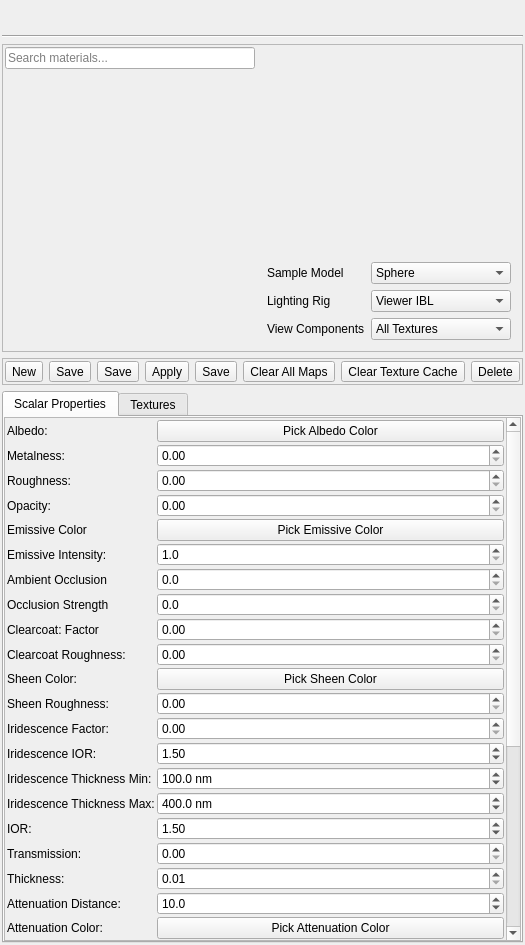
The window that ui/MaterialPropertiesPanel.ui (sharjith/ModelViewer-Qt) describes before a commit, drawn with Qt 5.
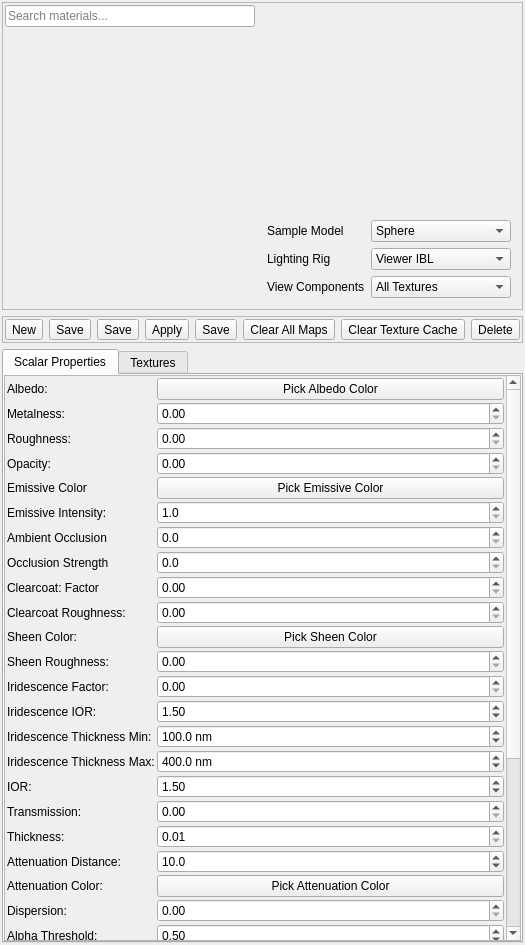
The same window after the commit. Icons and pictures are not drawn. Custom widgets are drawn as their Qt base class.

Commit message: Replace Qt-ADS with native QMdiArea + QDockWidget for documents/tool panels

```diff
--- a/ui/MaterialPropertiesPanel.ui
+++ b/ui/MaterialPropertiesPanel.ui
@@ -36,84 +36,6 @@
    <property name="bottomMargin">
     <number>2</number>
    </property>
-   <item>
-    <layout class="QHBoxLayout" name="toolbarLayout">
-     <property name="spacing">
-      <number>4</number>
-     </property>
-     <property name="leftMargin">
-      <number>2</number>
-     </property>
-     <property name="topMargin">
-      <number>2</number>
-     </property>
-     <property name="rightMargin">
-      <number>2</number>
-     </property>
-     <property name="bottomMargin">
-      <number>2</number>
-     </property>
-     <item>
-      <widget class="QToolButton" name="detachButton">
-       <property name="toolTip">
-        <string>Detach from panel</string>
-       </property>
-       <property name="icon">
-        <iconset resource="../ModelViewer.qrc">
-         <normaloff>:/icons/res/detach.png</normaloff>:/icons/res/detach.png</iconset>
-       </property>
-       <property name="iconSize">
-        <size>
-         <width>16</width>
-         <height>16</height>
-        </size>
-       </property>
-       <property name="autoRaise">
-        <bool>true</bool>
-       </property>
-      </widget>
-     </item>
-     <item>
-      <spacer name="toolbarSpacer">
-       <property name="orientation">
-        <enum>Qt::Orientation::Horizontal</enum>
-       </property>
-       <property name="sizeHint" stdset="0">
-        <size>
-         <width>40</width>
-         <height>20</height>
-        </size>
-       </property>
-      </spacer>
-     </item>
-     <item>
-      <spacer name="toolbarStretch">
-       <property name="orientation">
-        <enum>Qt::Orientation::Horizontal</enum>
-       </property>
-       <property name="sizeType">
-        <enum>QSizePolicy::Policy::Expanding</enum>
-       </property>
-       <property name="sizeHint" stdset="0">
-        <size>
-         <width>40</width>
-         <height>20</height>
-        </size>
-       </property>
-      </spacer>
-     </item>
-    </layout>
-   </item>
-   <item>
-    <widget class="QFrame" name="separator">
-     <property name="frameShape">
-      <enum>QFrame::Shape::HLine</enum>
-     </property>
-     <property name="frameShadow">
-      <enum>QFrame::Shadow::Sunken</enum>
-     </property>
-    </widget>
-   </item>
    <item>
     <widget class="QFrame" name="libraryFrame">
      <property name="frameShape">
```
Left out of the diff: 1 changed line with no effect on the pictures. The commit also changes 14 other files.
